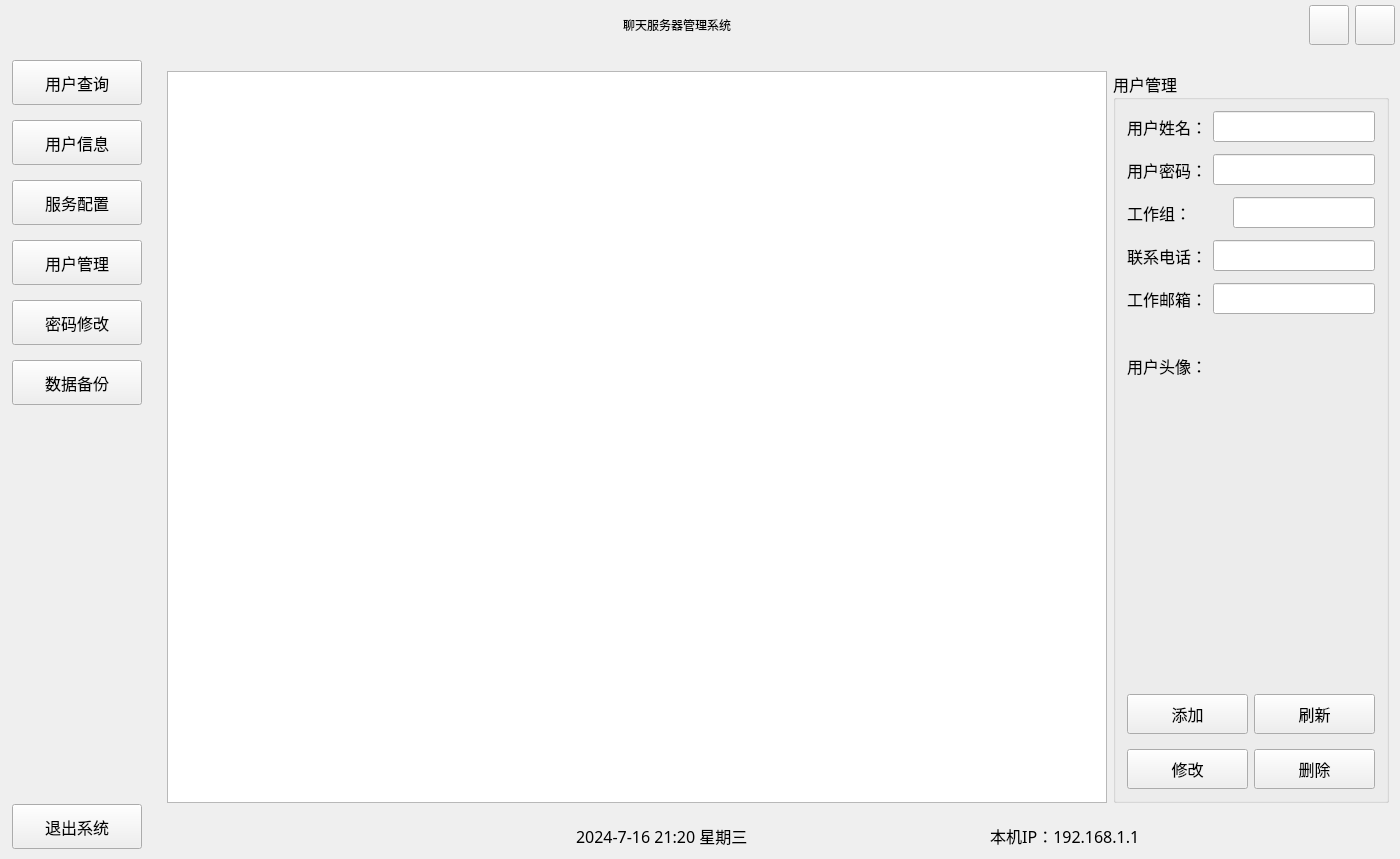
First picture: the form in ChatServer/MainWindow.ui, repository crylittlebear/QtChat, before the edit.
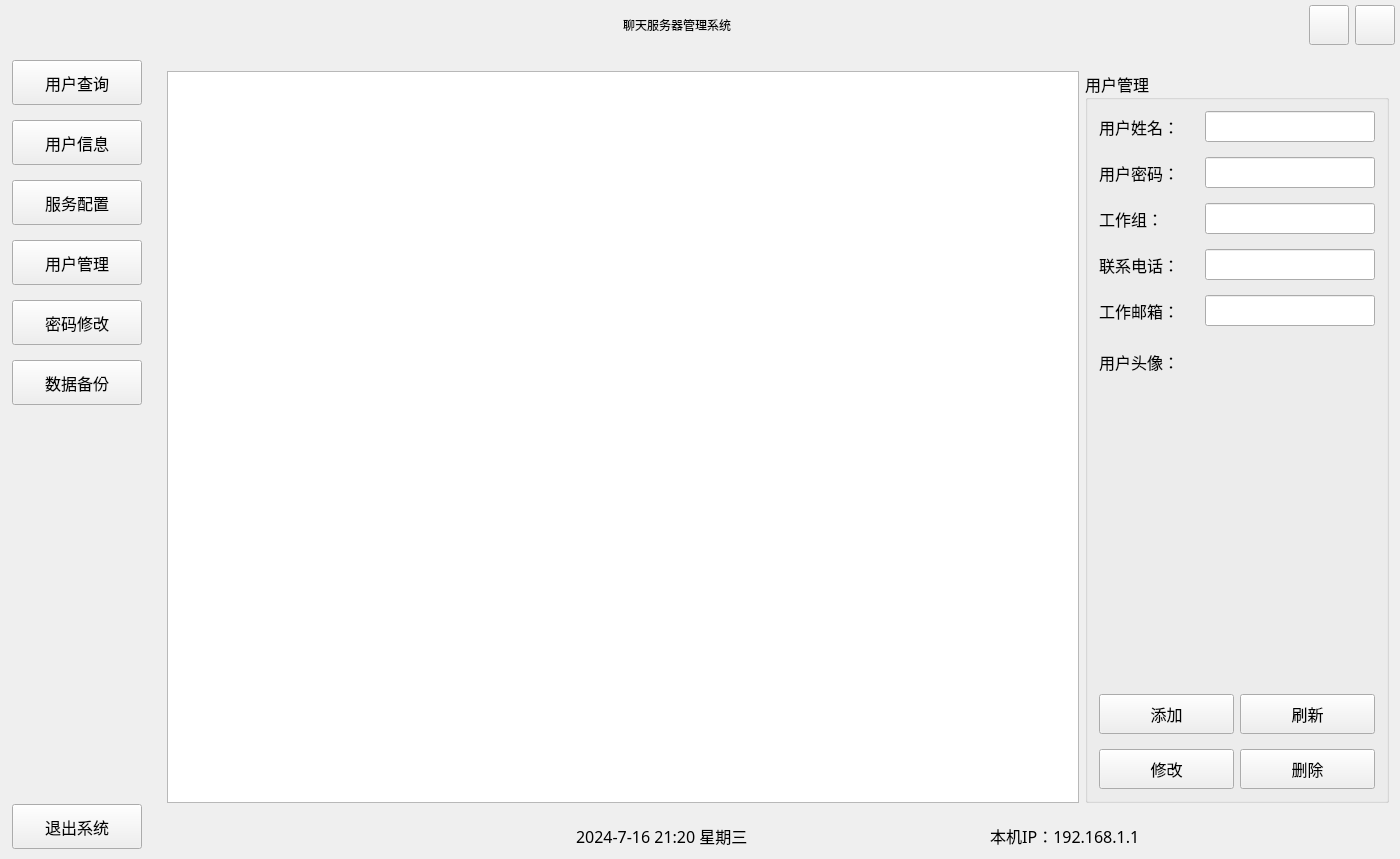
Second picture: the form after the edit. The open tabs and pages were chosen to show the change. Icons and pictures are not drawn.

Commit message: 修复用户管理中工作组输入框没有对齐

```diff
--- a/ChatServer/MainWindow.ui
+++ b/ChatServer/MainWindow.ui
@@ -712,7 +712,7 @@
                     <number>0</number>
                    </property>
                    <item>
-                    <layout class="QHBoxLayout" name="horizontalLayout_21">
+                    <layout class="QHBoxLayout" name="horizontalLayout_21" stretch="3,1">
                      <property name="bottomMargin">
                       <number>10</number>
                      </property>
@@ -726,48 +726,31 @@
                        </property>
                        <layout class="QVBoxLayout" name="verticalLayout_13">
                         <item>
-                         <layout class="QGridLayout" name="gridLayout_5">
+                         <layout class="QFormLayout" name="formLayout_2">
                           <property name="verticalSpacing">
-                           <number>12</number>
+                           <number>15</number>
                           </property>
-                          <item row="3" column="0" colspan="2">
-                           <layout class="QHBoxLayout" name="horizontalLayout_22">
-                            <item>
-                             <widget class="QLabel" name="label_22">
-                              <property name="text">
-                               <string>联系电话：</string>
-                              </property>
-                             </widget>
-                            </item>
-                            <item>
-                             <widget class="QLineEdit" name="lineEdit_13"/>
-                            </item>
-                           </layout>
-                          </item>
-                          <item row="5" column="0">
-                           <widget class="QLabel" name="label_23">
-                            <property name="text">
-                             <string>用户头像：</string>
-                            </property>
-                           </widget>
-                          </item>
-                          <item row="0" column="0" colspan="2">
-                           <layout class="QHBoxLayout" name="horizontalLayout_23">
-                            <item>
+                          <item row="0" column="0">
                              <widget class="QLabel" name="label_24">
                               <property name="text">
                                <string>用户姓名：</string>
                               </property>
                              </widget>
                             </item>
-                            <item>
+                          <item row="0" column="1">
                              <widget class="QLineEdit" name="lineEdit_14"/>
                             </item>
-                           </layout>
+                          <item row="1" column="0">
+                           <widget class="QLabel" name="label_27">
+                            <property name="text">
+                             <string>用户密码：</string>
+                            </property>
+                           </widget>
                           </item>
-                          <item row="2" column="0" colspan="2">
-                           <layout class="QHBoxLayout" name="horizontalLayout_24">
-                            <item>
+                          <item row="1" column="1">
+                           <widget class="QLineEdit" name="lineEdit_17"/>
+                          </item>
+                          <item row="2" column="0">
                              <widget class="QLabel" name="label_25">
                               <property name="minimumSize">
                                <size>
@@ -780,38 +763,35 @@
                               </property>
                              </widget>
                             </item>
-                            <item>
+                          <item row="2" column="1">
                              <widget class="QLineEdit" name="lineEdit_15"/>
                             </item>
-                           </layout>
+                          <item row="3" column="0">
+                           <widget class="QLabel" name="label_22">
+                            <property name="text">
+                             <string>联系电话：</string>
+                            </property>
+                           </widget>
                           </item>
-                          <item row="4" column="0" colspan="2">
-                           <layout class="QHBoxLayout" name="horizontalLayout_25">
-                            <item>
+                          <item row="3" column="1">
+                           <widget class="QLineEdit" name="lineEdit_13"/>
+                          </item>
+                          <item row="4" column="0">
                              <widget class="QLabel" name="label_26">
                               <property name="text">
                                <string>工作邮箱：</string>
                               </property>
                              </widget>
                             </item>
-                            <item>
+                          <item row="4" column="1">
                              <widget class="QLineEdit" name="lineEdit_16"/>
                             </item>
-                           </layout>
-                          </item>
-                          <item row="1" column="0" colspan="2">
-                           <layout class="QHBoxLayout" name="horizontalLayout_26">
-                            <item>
-                             <widget class="QLabel" name="label_27">
+                          <item row="5" column="0">
+                           <widget class="QLabel" name="label_23">
                               <property name="text">
-                               <string>用户密码：</string>
-                              </property>
-                             </widget>
-                            </item>
-                            <item>
-                             <widget class="QLineEdit" name="lineEdit_17"/>
-                            </item>
-                           </layout>
+                             <string>用户头像：</string>
+                            </property>
+                           </widget>
                           </item>
                           <item row="5" column="1">
                            <widget class="QLabel" name="label_28">
```
Left out of the diff: 2 changed lines with no effect on the pictures. Lines whose indentation alone changed are shown as unchanged.
